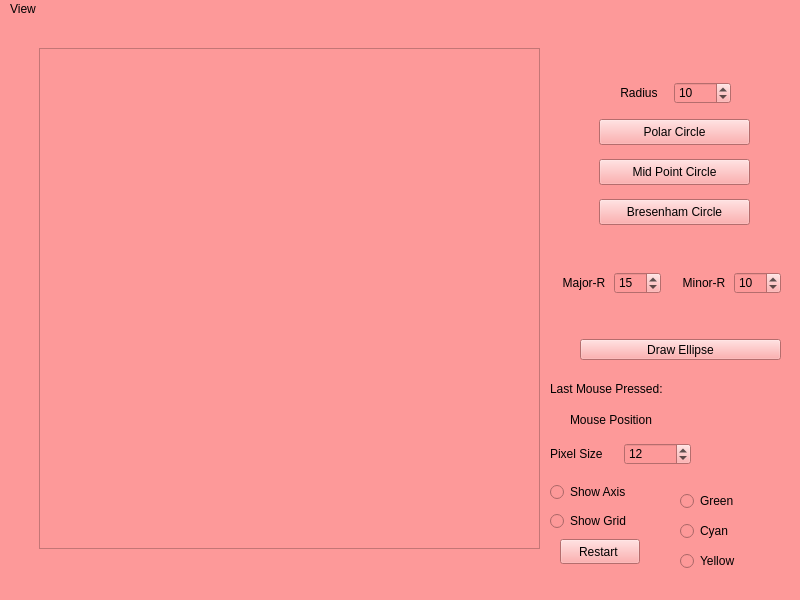
The window that Computer Graphics/Samarpan/mainwindow.ui (CubixPro/BCSE-III-Assignments) describes before a commit, drawn with Qt 5.
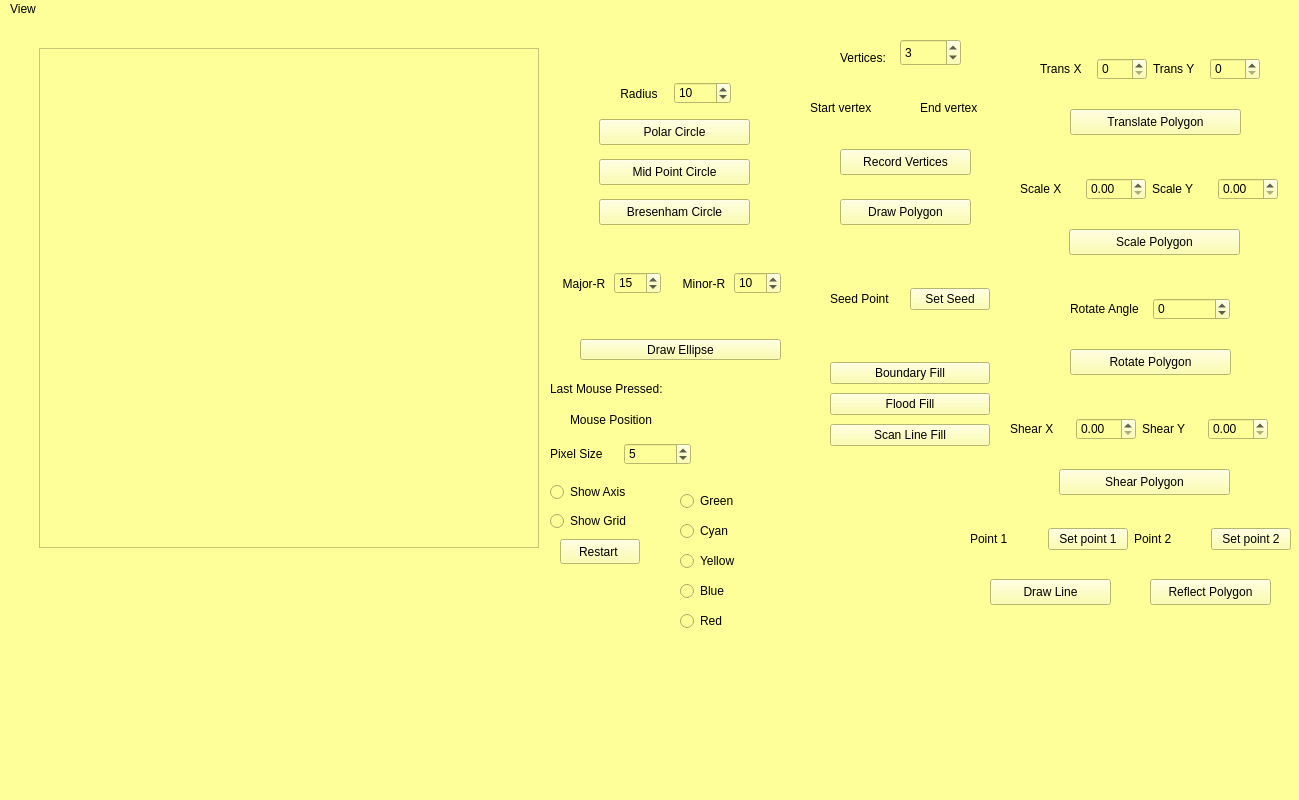
The same window after the commit. Custom widgets are drawn as their Qt base class.

```diff
--- a/Computer Graphics/Samarpan/mainwindow.ui
+++ b/Computer Graphics/Samarpan/mainwindow.ui
@@ -6,15 +6,15 @@
    <rect>
     <x>0</x>
     <y>0</y>
-    <width>800</width>
-    <height>600</height>
+    <width>1299</width>
+    <height>800</height>
    </rect>
   </property>
   <property name="windowTitle">
    <string>MainWindow</string>
   </property>
   <property name="styleSheet">
-   <string notr="true">background-color: rgb(253, 153, 153);</string>
+   <string notr="true">background-color: rgb(255,255,153);</string>
   </property>
   <widget class="QWidget" name="centralwidget">
    <widget class="frame_widget" name="frame">
@@ -22,8 +22,8 @@
      <rect>
       <x>39</x>
       <y>29</y>
-      <width>501</width>
-      <height>501</height>
+      <width>500</width>
+      <height>500</height>
      </rect>
     </property>
     <property name="frameShape">
@@ -84,7 +84,7 @@
           <number>150</number>
          </property>
          <property name="value">
-          <number>12</number>
+          <number>5</number>
          </property>
         </widget>
        </item>
@@ -110,7 +110,7 @@
      <rect>
       <x>550</x>
       <y>360</y>
-      <width>201</width>
+      <width>205</width>
       <height>21</height>
      </rect>
     </property>
@@ -137,7 +137,7 @@
       <x>610</x>
       <y>60</y>
       <width>121</width>
-      <height>28</height>
+      <height>29</height>
      </rect>
     </property>
     <layout class="QHBoxLayout" name="horizontalLayout_8">
@@ -188,7 +188,7 @@
       <x>560</x>
       <y>250</y>
       <width>101</width>
-      <height>28</height>
+      <height>29</height>
      </rect>
     </property>
     <layout class="QHBoxLayout" name="horizontalLayout">
@@ -217,7 +217,7 @@
       <x>680</x>
       <y>250</y>
       <width>101</width>
-      <height>28</height>
+      <height>29</height>
      </rect>
     </property>
     <layout class="QHBoxLayout" name="horizontalLayout_7">
@@ -385,13 +385,438 @@
      <string>Bresenham Circle</string>
     </property>
    </widget>
+   <widget class="QLabel" name="label_2">
+    <property name="geometry">
+     <rect>
+      <x>840</x>
+      <y>30</y>
+      <width>58</width>
+      <height>18</height>
+     </rect>
+    </property>
+    <property name="text">
+     <string>Vertices: </string>
+    </property>
+   </widget>
+   <widget class="QSpinBox" name="vertices">
+    <property name="geometry">
+     <rect>
+      <x>900</x>
+      <y>20</y>
+      <width>61</width>
+      <height>27</height>
+     </rect>
+    </property>
+    <property name="value">
+     <number>3</number>
+    </property>
+   </widget>
+   <widget class="QLabel" name="polygonStart">
+    <property name="geometry">
+     <rect>
+      <x>810</x>
+      <y>80</y>
+      <width>101</width>
+      <height>18</height>
+     </rect>
+    </property>
+    <property name="text">
+     <string>Start vertex</string>
+    </property>
+   </widget>
+   <widget class="QLabel" name="polygonEnd">
+    <property name="geometry">
+     <rect>
+      <x>920</x>
+      <y>80</y>
+      <width>101</width>
+      <height>18</height>
+     </rect>
+    </property>
+    <property name="text">
+     <string>End vertex</string>
+    </property>
+   </widget>
+   <widget class="QPushButton" name="pushButton_4">
+    <property name="geometry">
+     <rect>
+      <x>840</x>
+      <y>130</y>
+      <width>131</width>
+      <height>26</height>
+     </rect>
+    </property>
+    <property name="text">
+     <string>Record Vertices</string>
+    </property>
+   </widget>
+   <widget class="QPushButton" name="pushButton_6">
+    <property name="geometry">
+     <rect>
+      <x>840</x>
+      <y>180</y>
+      <width>131</width>
+      <height>26</height>
+     </rect>
+    </property>
+    <property name="text">
+     <string>Draw Polygon</string>
+    </property>
+   </widget>
+   <widget class="QRadioButton" name="radioButton_6">
+    <property name="geometry">
+     <rect>
+      <x>680</x>
+      <y>560</y>
+      <width>102</width>
+      <height>24</height>
+     </rect>
+    </property>
+    <property name="text">
+     <string>Blue</string>
+    </property>
+   </widget>
+   <widget class="QRadioButton" name="radioButton_7">
+    <property name="geometry">
+     <rect>
+      <x>680</x>
+      <y>590</y>
+      <width>102</width>
+      <height>24</height>
+     </rect>
+    </property>
+    <property name="text">
+     <string>Red</string>
+    </property>
+   </widget>
+   <widget class="QWidget" name="horizontalLayoutWidget_7">
+    <property name="geometry">
+     <rect>
+      <x>830</x>
+      <y>240</y>
+      <width>160</width>
+      <height>80</height>
+     </rect>
+    </property>
+    <layout class="QHBoxLayout" name="horizontalLayout_4">
+     <item>
+      <widget class="QLabel" name="seed">
+       <property name="text">
+        <string>Seed Point</string>
+       </property>
+      </widget>
+     </item>
+     <item>
+      <widget class="QPushButton" name="pushButton_8">
+       <property name="text">
+        <string>Set Seed</string>
+       </property>
+      </widget>
+     </item>
+    </layout>
+   </widget>
+   <widget class="QWidget" name="verticalLayoutWidget">
+    <property name="geometry">
+     <rect>
+      <x>830</x>
+      <y>340</y>
+      <width>160</width>
+      <height>92</height>
+     </rect>
+    </property>
+    <layout class="QVBoxLayout" name="verticalLayout_3">
+     <item>
+      <widget class="QPushButton" name="pushButton_9">
+       <property name="text">
+        <string>Boundary Fill</string>
+       </property>
+      </widget>
+     </item>
+     <item>
+      <widget class="QPushButton" name="pushButton_11">
+       <property name="text">
+        <string>Flood Fill</string>
+       </property>
+      </widget>
+     </item>
+     <item>
+      <widget class="QPushButton" name="pushButton_10">
+       <property name="text">
+        <string>Scan Line Fill</string>
+       </property>
+      </widget>
+     </item>
+    </layout>
+   </widget>
+   <widget class="QWidget" name="horizontalLayoutWidget_8">
+    <property name="geometry">
+     <rect>
+      <x>1040</x>
+      <y>10</y>
+      <width>220</width>
+      <height>80</height>
+     </rect>
+    </property>
+    <layout class="QHBoxLayout" name="horizontalLayout_5">
+     <item>
+      <widget class="QLabel" name="label_3">
+       <property name="text">
+        <string>Trans X</string>
+       </property>
+      </widget>
+     </item>
+     <item>
+      <widget class="QSpinBox" name="transx"/>
+     </item>
+     <item>
+      <widget class="QLabel" name="label_7">
+       <property name="text">
+        <string>Trans Y</string>
+       </property>
+      </widget>
+     </item>
+     <item>
+      <widget class="QSpinBox" name="transy"/>
+     </item>
+    </layout>
+   </widget>
+   <widget class="QPushButton" name="pushButton_12">
+    <property name="geometry">
+     <rect>
+      <x>1070</x>
+      <y>90</y>
+      <width>171</width>
+      <height>26</height>
+     </rect>
+    </property>
+    <property name="text">
+     <string>Translate Polygon</string>
+    </property>
+   </widget>
+   <widget class="QWidget" name="horizontalLayoutWidget_9">
+    <property name="geometry">
+     <rect>
+      <x>1020</x>
+      <y>130</y>
+      <width>258</width>
+      <height>80</height>
+     </rect>
+    </property>
+    <layout class="QHBoxLayout" name="horizontalLayout_11">
+     <item>
+      <widget class="QLabel" name="label_8">
+       <property name="text">
+        <string>Scale X</string>
+       </property>
+      </widget>
+     </item>
+     <item>
+      <widget class="QDoubleSpinBox" name="scalex">
+       <property name="singleStep">
+        <double>0.100000000000000</double>
+       </property>
+      </widget>
+     </item>
+     <item>
+      <widget class="QLabel" name="label_11">
+       <property name="text">
+        <string>Scale Y</string>
+       </property>
+      </widget>
+     </item>
+     <item>
+      <widget class="QDoubleSpinBox" name="scaley">
+       <property name="singleStep">
+        <double>0.100000000000000</double>
+       </property>
+      </widget>
+     </item>
+    </layout>
+   </widget>
+   <widget class="QPushButton" name="pushButton_13">
+    <property name="geometry">
+     <rect>
+      <x>1069</x>
+      <y>210</y>
+      <width>171</width>
+      <height>26</height>
+     </rect>
+    </property>
+    <property name="text">
+     <string>Scale Polygon</string>
+    </property>
+   </widget>
+   <widget class="QWidget" name="horizontalLayoutWidget_10">
+    <property name="geometry">
+     <rect>
+      <x>1070</x>
+      <y>250</y>
+      <width>160</width>
+      <height>80</height>
+     </rect>
+    </property>
+    <layout class="QHBoxLayout" name="horizontalLayout_12">
+     <item>
+      <widget class="QLabel" name="label_12">
+       <property name="text">
+        <string>Rotate Angle</string>
+       </property>
+      </widget>
+     </item>
+     <item>
+      <widget class="QSpinBox" name="rotate">
+       <property name="minimum">
+        <number>-180</number>
+       </property>
+       <property name="maximum">
+        <number>180</number>
+       </property>
+       <property name="singleStep">
+        <number>5</number>
+       </property>
+      </widget>
+     </item>
+    </layout>
+   </widget>
+   <widget class="QPushButton" name="pushButton_14">
+    <property name="geometry">
+     <rect>
+      <x>1070</x>
+      <y>330</y>
+      <width>161</width>
+      <height>26</height>
+     </rect>
+    </property>
+    <property name="text">
+     <string>Rotate Polygon</string>
+    </property>
+   </widget>
+   <widget class="QWidget" name="horizontalLayoutWidget_11">
+    <property name="geometry">
+     <rect>
+      <x>1010</x>
+      <y>370</y>
+      <width>258</width>
+      <height>80</height>
+     </rect>
+    </property>
+    <layout class="QHBoxLayout" name="horizontalLayout_13">
+     <item>
+      <widget class="QLabel" name="label_13">
+       <property name="text">
+        <string>Shear X</string>
+       </property>
+      </widget>
+     </item>
+     <item>
+      <widget class="QDoubleSpinBox" name="shearx">
+       <property name="singleStep">
+        <double>0.500000000000000</double>
+       </property>
+      </widget>
+     </item>
+     <item>
+      <widget class="QLabel" name="label_14">
+       <property name="text">
+        <string>Shear Y</string>
+       </property>
+      </widget>
+     </item>
+     <item>
+      <widget class="QDoubleSpinBox" name="sheary">
+       <property name="singleStep">
+        <double>0.500000000000000</double>
+       </property>
+      </widget>
+     </item>
+    </layout>
+   </widget>
+   <widget class="QPushButton" name="pushButton_15">
+    <property name="geometry">
+     <rect>
+      <x>1059</x>
+      <y>450</y>
+      <width>171</width>
+      <height>26</height>
+     </rect>
+    </property>
+    <property name="text">
+     <string>Shear Polygon</string>
+    </property>
+   </widget>
+   <widget class="QWidget" name="horizontalLayoutWidget_12">
+    <property name="geometry">
+     <rect>
+      <x>970</x>
+      <y>480</y>
+      <width>321</width>
+      <height>80</height>
+     </rect>
+    </property>
+    <layout class="QHBoxLayout" name="horizontalLayout_14">
+     <item>
+      <widget class="QLabel" name="point1">
+       <property name="text">
+        <string>Point 1</string>
+       </property>
+      </widget>
+     </item>
+     <item>
+      <widget class="QPushButton" name="pushButton_16">
+       <property name="text">
+        <string>Set point 1</string>
+       </property>
+      </widget>
+     </item>
+     <item>
+      <widget class="QLabel" name="point2">
+       <property name="text">
+        <string>Point 2</string>
+       </property>
+      </widget>
+     </item>
+     <item>
+      <widget class="QPushButton" name="pushButton_17">
+       <property name="text">
+        <string>Set point 2</string>
+       </property>
+      </widget>
+     </item>
+    </layout>
+   </widget>
+   <widget class="QPushButton" name="pushButton_18">
+    <property name="geometry">
+     <rect>
+      <x>990</x>
+      <y>560</y>
+      <width>121</width>
+      <height>26</height>
+     </rect>
+    </property>
+    <property name="text">
+     <string>Draw Line</string>
+    </property>
+   </widget>
+   <widget class="QPushButton" name="pushButton_19">
+    <property name="geometry">
+     <rect>
+      <x>1150</x>
+      <y>560</y>
+      <width>121</width>
+      <height>26</height>
+     </rect>
+    </property>
+    <property name="text">
+     <string>Reflect Polygon</string>
+    </property>
+   </widget>
   </widget>
   <widget class="QMenuBar" name="menubar">
    <property name="geometry">
     <rect>
      <x>0</x>
      <y>0</y>
-     <width>800</width>
+     <width>1299</width>
      <height>23</height>
     </rect>
    </property>
```
